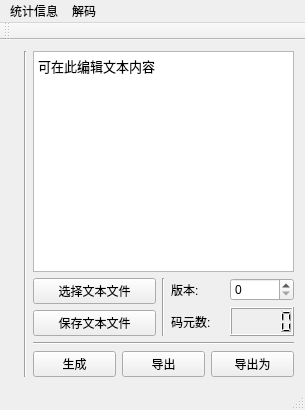
Above: mainwindow.ui from JacksonLeung96/QR-Code before the change. Below: the same form after it.
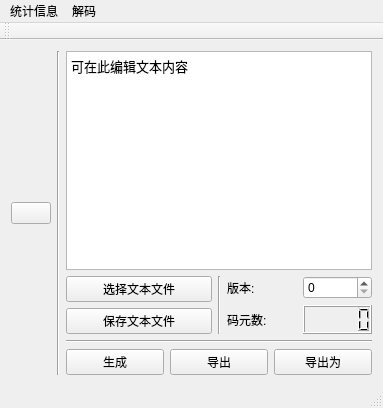
That is the form after the change. Icons and pictures are not drawn.

```diff
--- a/mainwindow.ui
+++ b/mainwindow.ui
@@ -6,19 +6,17 @@
    <rect>
     <x>0</x>
     <y>0</y>
-    <width>305</width>
-    <height>410</height>
+    <width>383</width>
+    <height>408</height>
    </rect>
   </property>
   <property name="windowTitle">
    <string>MainWindow</string>
   </property>
   <widget class="QWidget" name="centralWidget">
-   <layout class="QHBoxLayout" name="horizontalLayout_4">
-    <item>
      <layout class="QHBoxLayout" name="horizontalLayout_3">
       <item>
-       <widget class="QLabel" name="codeLabel">
+     <widget class="QPushButton" name="codeButton">
         <property name="text">
          <string/>
         </property>
@@ -136,19 +134,17 @@
        </layout>
       </item>
      </layout>
-    </item>
-   </layout>
   </widget>
   <widget class="QMenuBar" name="menuBar">
    <property name="geometry">
     <rect>
      <x>0</x>
      <y>0</y>
-     <width>305</width>
+     <width>383</width>
      <height>30</height>
     </rect>
    </property>
-   <widget class="QMenu" name="menu">
+   <widget class="QMenu" name="statisticsMenu">
     <property name="title">
      <string>统计信息</string>
     </property>
@@ -177,7 +173,7 @@
     </property>
     <addaction name="action_3"/>
    </widget>
-   <addaction name="menu"/>
+   <addaction name="statisticsMenu"/>
    <addaction name="menu_4"/>
   </widget>
   <widget class="QToolBar" name="mainToolBar">
```
Left out of the diff: 66 changed lines with no effect on the pictures. Lines whose indentation alone changed are shown as unchanged.
